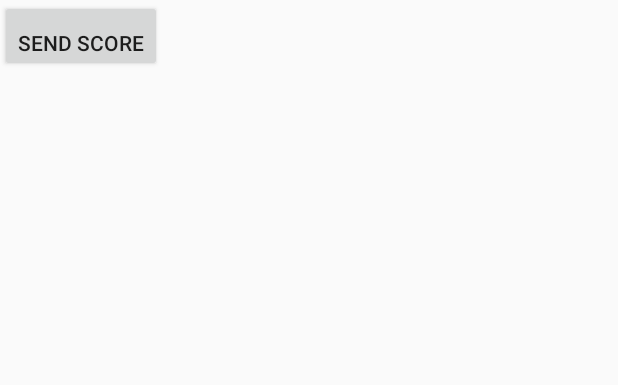
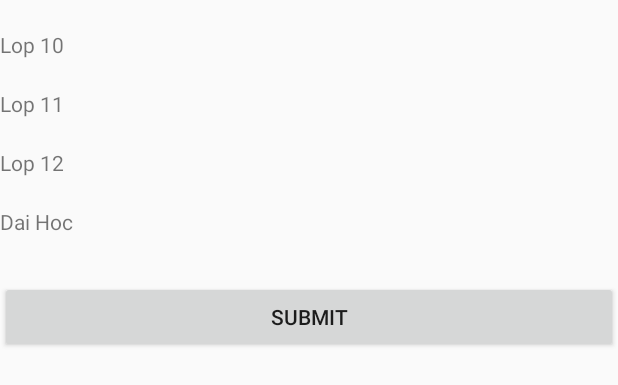
Before and after one commit to ttpthuy/android-personal, an Android app: the layout activity_check_score.xml on its own in the app's theme, with its tools: preview values and no code run, on a phone screen of 412 x 824 dp. Shown: the top 385 px of the screen. Run offline under Robolectric (Android 15) with nearby library versions, the phone set to English and light mode, and no system bars.

Commit message:
fixed bugs

```diff
--- a/app/build.gradle
+++ b/app/build.gradle
@@ -26,9 +26,9 @@ dependencies {
     androidTestImplementation 'com.android.support.test:runner:1.0.2'
     androidTestImplementation 'com.android.support.test.espresso:espresso-core:3.0.2'
     // https://mvnrepository.com/artifact/com.squareup.okhttp3/okhttp
-    compile group: 'com.squareup.okhttp3', name: 'okhttp', version: '3.9.0'
+    implementation("com.squareup.okhttp3:okhttp:4.0.0")
     // https://mvnrepository.com/artifact/com.fasterxml.jackson.core/jackson-databind
-    compile group: 'com.fasterxml.jackson.core', name: 'jackson-databind', version: '2.9.7'
+    implementation("com.fasterxml.jackson.core:jackson-databind:2.9.7")
     implementation 'com.android.volley:volley:1.1.1'
     implementation 'com.google.code.gson:gson:2.8.5'
 
--- a/app/src/main/java/com/example/thuytran/listviewtutorial/adapter/MyAdapter.java
+++ b/app/src/main/java/com/example/thuytran/listviewtutorial/adapter/MyAdapter.java
@@ -82,6 +82,7 @@ public class MyAdapter extends BaseAdapter {
                             answer.setPosition(position);
                             answer.setAns(3);
                             answer.setIdQs(questionList.get(position).getIdQs());
+                            data[position] = answer;
                             Log.i("checkedPosition", position + "");
                                 Log.i("checked", 3 + "");
                             break;
--- a/app/src/main/res/layout/activity_check_score.xml
+++ b/app/src/main/res/layout/activity_check_score.xml
@@ -1,26 +1,124 @@
-<?xml version="1.0" encoding="utf-8"?>
-<LinearLayout
-        xmlns:android="http://schemas.android.com/apk/res/android"
+<LinearLayout xmlns:android="http://schemas.android.com/apk/res/android"
               xmlns:tools="http://schemas.android.com/tools"
-        xmlns:app="http://schemas.android.com/apk/res-auto"
               android:layout_width="match_parent"
               android:layout_height="match_parent"
-        tools:context=".activity.CheckScoreHandle"
-        android:weightSum="2"
               android:orientation="vertical"
->
+              tools:context=".activity.CheckScoreHandle">
+    <!-- vertical ScrollView to make all the items or views scrollable -->
+    <ScrollView
+            android:layout_width="match_parent"
+            android:layout_height="match_parent"
+            android:scrollbars="none">
+        <!-- LinearLayout Inside ScrollView -->
+        <LinearLayout
+                android:layout_width="match_parent"
+                android:layout_height="match_parent"
+                android:orientation="vertical">
+
+            <!-- create a Linear Layout with horizontal orientation and weightSum property -->
+
+            <LinearLayout
+                    android:id="@+id/firstLayout"
+                    android:layout_width="match_parent"
+                    android:layout_height="wrap_content"
+                    android:layout_marginTop="20dp"
+                    android:orientation="vertical"
+                    android:weightSum="2">
+
+                <!-- place one TextView and one EditText inside layout using weight property -->
+
+                <TextView
+                        android:layout_width="wrap_content"
+                        android:layout_height="wrap_content"
+                        android:text="Lop 10"
+                />
                 <ListView
                         android:layout_width="match_parent"
                         android:layout_height="wrap_content"
-            android:id="@+id/scoreLV"
+                        android:id="@+id/scoreLV10"
                 />
-    <Button
+            </LinearLayout>
+            <!-- create a Linear Layout with horizontal orientation and weightSum property -->
+
+            <LinearLayout
+                    android:id="@+id/secondLayout"
+                    android:layout_width="match_parent"
+                    android:layout_height="wrap_content"
+                    android:layout_marginTop="20dp"
+                    android:orientation="vertical"
+                    android:weightSum="2">
+
+                <!-- place one TextView and one EditText inside layout using weight property -->
+
+                <TextView
                         android:layout_width="wrap_content"
                         android:layout_height="wrap_content"
-            android:gravity="bottom"
-            android:text="Send score"
+                        android:text="Lop 11"
+                />
+                <ListView
+                        android:layout_width="match_parent"
+                        android:layout_height="wrap_content"
+                        android:id="@+id/scoreLV11"
+                />
+            </LinearLayout>
+            <!-- create a Linear Layout with horizontal orientation and weightSum property -->
+
+            <LinearLayout
+                    android:id="@+id/thirdLayout"
+                    android:layout_width="match_parent"
+                    android:layout_height="wrap_content"
+                    android:layout_marginTop="20dp"
+                    android:orientation="vertical"
+                    android:weightSum="2">
+
+                <!-- place one TextView and one EditText inside layout using weight property -->
+
+                <TextView
+                        android:layout_width="wrap_content"
+                        android:layout_height="wrap_content"
+                        android:text="Lop 12"
+                />
+                <ListView
+                        android:layout_width="match_parent"
+                        android:layout_height="wrap_content"
+                        android:id="@+id/scoreLV12"
+                />
+            </LinearLayout>
+            <!-- create a Linear Layout with horizontal orientation and weightSum property -->
+
+            <LinearLayout
+                    android:id="@+id/fourthLayout"
+                    android:layout_width="match_parent"
+                    android:layout_height="wrap_content"
+                    android:layout_marginTop="20dp"
+                    android:orientation="vertical"
+                    android:weightSum="2">
+
+                <!-- place one TextView and one EditText inside layout using weight property -->
+
+                <TextView
+                        android:layout_width="wrap_content"
+                        android:layout_height="wrap_content"
+                        android:text="Dai Hoc"
+                />
+                <ListView
+                        android:layout_width="match_parent"
+                        android:layout_height="wrap_content"
+                        android:id="@+id/scoreLVDH"
+                />
+            </LinearLayout>
+            <!-- create a Linear Layout with horizontal orientation and weightSum property -->
+
+
+
+            <Button
                     android:id="@+id/btnSendScore"
-
+                    android:layout_width="fill_parent"
+                    android:layout_height="wrap_content"
+                    android:layout_marginTop="30dp"
+                    android:text="Submit"
                      />
+        </LinearLayout>
+    </ScrollView>
 
 </LinearLayout>
```
Also changed, not shown: app/src/main/java/com/example/thuytran/listviewtutorial/activity/CheckScoreHandle.java (+34 -13 lines), app/src/main/java/com/example/thuytran/listviewtutorial/activity/MainActivity.java (+33 -19 lines), app/src/main/java/com/example/thuytran/listviewtutorial/adapter/SchoolScoreAdapter.java (added, +58 -0 lines), app/src/main/java/com/example/thuytran/listviewtutorial/adapter/ScoreAdapter.java (+15 -21 lines). Lines whose indentation alone changed are shown as unchanged.
